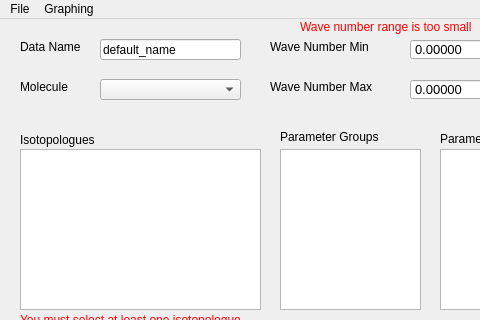
The window that layouts/main_window.ui (hitranonline/hapiest) describes before a commit, drawn with Qt 5; both pictures show x 0 to 480 and y 0 to 320 of the 600 by 600 pixel window.
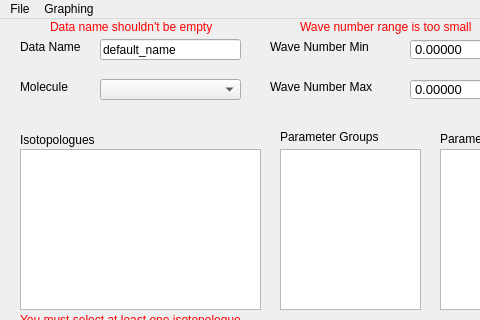
The same window after the commit.

Commit message: added error checking for data_name for fetching.

```diff
--- a/layouts/main_window.ui
+++ b/layouts/main_window.ui
@@ -521,6 +521,56 @@
               <string>Fetch Data</string>
           </property>
       </widget>
+      <widget class="QLabel" name="err_empty_name">
+          <property name="geometry">
+              <rect>
+                  <x>50</x>
+                  <y>0</y>
+                  <width>221</width>
+                  <height>16</height>
+              </rect>
+          </property>
+          <property name="palette">
+              <palette>
+                  <active>
+                      <colorrole role="WindowText">
+                          <brush brushstyle="SolidPattern">
+                              <color alpha="255">
+                                  <red>255</red>
+                                  <green>0</green>
+                                  <blue>0</blue>
+                              </color>
+                          </brush>
+                      </colorrole>
+                  </active>
+                  <inactive>
+                      <colorrole role="WindowText">
+                          <brush brushstyle="SolidPattern">
+                              <color alpha="255">
+                                  <red>255</red>
+                                  <green>0</green>
+                                  <blue>0</blue>
+                              </color>
+                          </brush>
+                      </colorrole>
+                  </inactive>
+                  <disabled>
+                      <colorrole role="WindowText">
+                          <brush brushstyle="SolidPattern">
+                              <color alpha="255">
+                                  <red>120</red>
+                                  <green>120</green>
+                                  <blue>120</blue>
+                              </color>
+                          </brush>
+                      </colorrole>
+                  </disabled>
+              </palette>
+          </property>
+          <property name="text">
+              <string>Data name shouldn't be empty</string>
+          </property>
+      </widget>
   </widget>
   <widget class="QMenuBar" name="menubar">
    <property name="geometry">
```
The commit also changes 3 other files.
